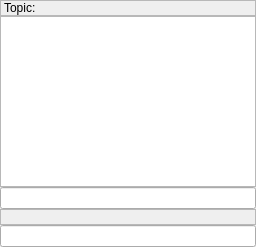
The window that trunk/Quazaa/Chat/IRC/messageview.ui (c3c/quazaa) describes before a commit, drawn with Qt 5.
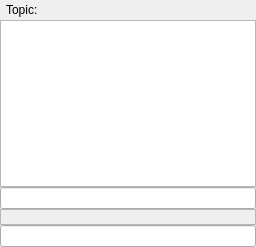
The same window after the commit. Custom widgets are drawn as their Qt base class.

Diff of the .ui file:
```diff
--- a/trunk/Quazaa/Chat/IRC/messageview.ui
+++ b/trunk/Quazaa/Chat/IRC/messageview.ui
@@ -20,10 +20,10 @@
    <item>
     <widget class="QLabel" name="labelTopic">
      <property name="styleSheet">
-      <string notr="true"/>
+      <string notr="true">border: 3px solid transparent;</string>
      </property>
      <property name="frameShape">
-      <enum>QFrame::StyledPanel</enum>
+      <enum>QFrame::NoFrame</enum>
      </property>
      <property name="frameShadow">
       <enum>QFrame::Sunken</enum>
@@ -44,6 +44,13 @@
      <property name="tabChangesFocus">
       <bool>true</bool>
      </property>
+     <property name="html">
+      <string>&lt;!DOCTYPE HTML PUBLIC &quot;-//W3C//DTD HTML 4.0//EN&quot; &quot;http://www.w3.org/TR/REC-html40/strict.dtd&quot;&gt;
+&lt;html&gt;&lt;head&gt;&lt;meta name=&quot;qrichtext&quot; content=&quot;1&quot; /&gt;&lt;style type=&quot;text/css&quot;&gt;
+p, li { white-space: pre-wrap; }
+&lt;/style&gt;&lt;/head&gt;&lt;body style=&quot; font-family:'MS Shell Dlg 2'; font-size:8.25pt; font-weight:400; font-style:normal;&quot;&gt;
+&lt;p style=&quot;-qt-paragraph-type:empty; margin-top:0px; margin-bottom:0px; margin-left:0px; margin-right:0px; -qt-block-indent:0; text-indent:0px; font-size:8pt;&quot;&gt;&lt;/p&gt;&lt;/body&gt;&lt;/html&gt;</string>
+     </property>
      <property name="textInteractionFlags">
       <set>Qt::LinksAccessibleByMouse|Qt::TextSelectableByMouse</set>
      </property>
```
